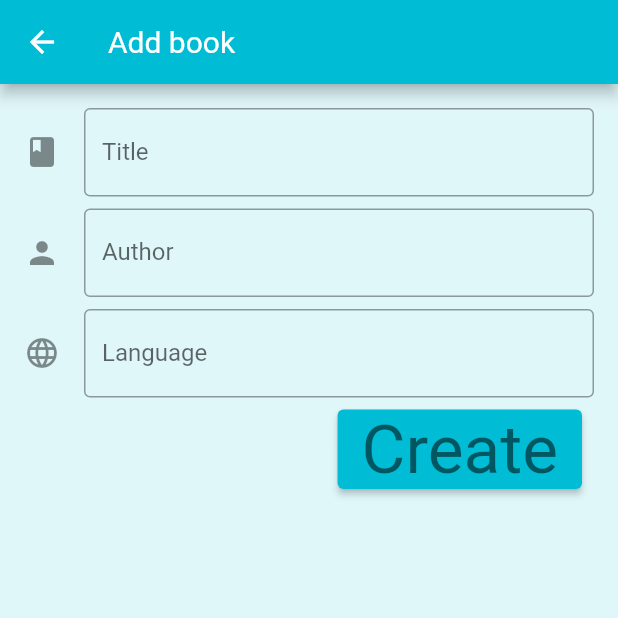
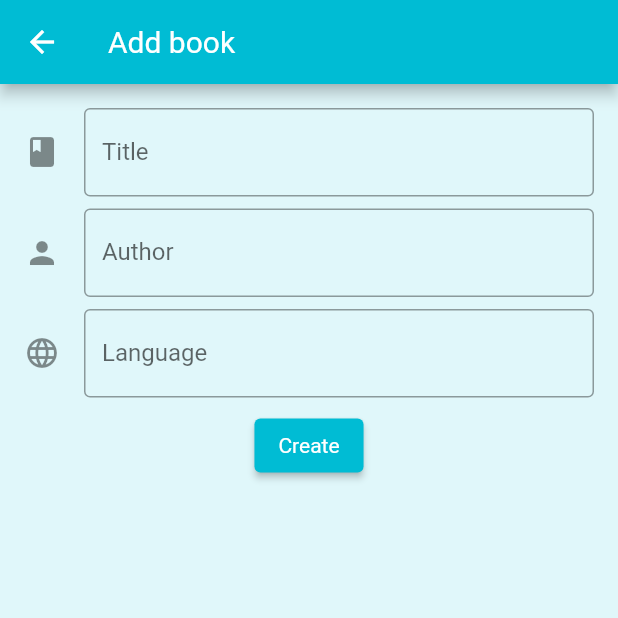
Before and after one commit to kurjakrichard/flutibre, a Flutter app: the AddEditPage screen opened by its route, on a phone screen of 412 x 824 dp, the top half of it. Run offline on Flutter 3.47's test engine with Material 2 defaults, Android fonts, the phone set to English and light mode, and no system bars; drawn by our look-alikes of flutter_form_builder; our stand-ins replace delayed_display, equatable, file_picker, flutter_riverpod, form_field_validator, open_filex and 2 more; missing offline and left inert: pluto_grid, sqlite3; accounts and stored records are empty; generated files the repository leaves out were written again.

Commit message:
refaktor code

```diff
--- a/lib/main.dart
+++ b/lib/main.dart
@@ -69,7 +69,7 @@ class Flutibre extends StatelessWidget {
                 '/': (context) =>
                     isMetadataDb ? const HomePage() : const SettingsPage(),
                 '/homepage': (context) => const HomePage(),
-                '/bookdetailspage': (context) => BookDetailsPage(),
+                '/bookdetailspage': (context) => const BookDetailsPage(),
                 '/settings': (context) => const SettingsPage(),
                 '/addpage': (context) => const AddEditPage(
                       title: 'Add book',
--- a/lib/model/book.dart
+++ b/lib/model/book.dart
@@ -6,7 +6,7 @@ import 'data.dart';
 
 // ignore: must_be_immutable
 class Book extends Equatable {
-  final int? id;
+  int? id;
   final String title;
   final String sort;
   final String timestamp;
@@ -24,8 +24,7 @@ class Book extends Equatable {
   Comment? comment;
 
   Book(
-      {this.id = 0,
-      this.title = '',
+      {this.title = '',
       this.sort = '',
       this.timestamp = '',
       this.pubdate = '',
--- a/lib/pages/add_edit_page.dart
+++ b/lib/pages/add_edit_page.dart
@@ -3,7 +3,7 @@ import 'package:flutter_form_builder/flutter_form_builder.dart';
 import 'package:flutter_gen/gen_l10n/app_localizations.dart';
 import 'package:flutter_riverpod/flutter_riverpod.dart';
 import 'package:form_field_validator/form_field_validator.dart';
-
+import '../model/author.dart';
 import '../model/book.dart';
 import '../model/comment.dart';
 import '../providers/booklist_provider.dart';
@@ -14,7 +14,6 @@ class AddEditPage extends ConsumerWidget {
 
   @override
   Widget build(BuildContext context, WidgetRef ref) {
-    int size = MediaQuery.of(context).size.width.round();
     return WillPopScope(
       onWillPop: () async {
         var result = await showDialog(
@@ -46,16 +45,14 @@ class AddEditPage extends ConsumerWidget {
         appBar: AppBar(
           title: Text(title),
         ),
-            body: Center(
-              child: Container(
-                width: 600,
-                alignment: Alignment.center,
-                child: Padding(
+        body: Padding(
           padding: const EdgeInsets.all(16),
           child: FormBuilder(
             child: Column(
               children: [
-                        FormBuilderTextField(
+                Padding(
+                  padding: const EdgeInsets.only(bottom: 8),
+                  child: FormBuilderTextField(
                     name: 'title',
                     decoration: InputDecoration(
                         icon: const Icon(Icons.book),
@@ -64,11 +61,11 @@ class AddEditPage extends ConsumerWidget {
                         border: const OutlineInputBorder()),
                     keyboardType: TextInputType.text,
                     validator: MinLengthValidator(1,
-                              errorText:
-                                  AppLocalizations.of(context)!.titlerequired),
+                        errorText: AppLocalizations.of(context)!.titlerequired),
+                  ),
                 ),
                 Padding(
-                          padding: const EdgeInsets.only(top: 8.0, bottom: 8.0),
+                  padding: const EdgeInsets.only(bottom: 8),
                   child: FormBuilderTextField(
                     name: 'author',
                     decoration: InputDecoration(
@@ -78,11 +75,13 @@ class AddEditPage extends ConsumerWidget {
                         border: const OutlineInputBorder()),
                     keyboardType: TextInputType.name,
                     validator: MinLengthValidator(1,
-                                errorText: AppLocalizations.of(context)!
-                                    .authorrequired),
+                        errorText:
+                            AppLocalizations.of(context)!.authorrequired),
                   ),
                 ),
-                        FormBuilderTextField(
+                Padding(
+                  padding: const EdgeInsets.only(bottom: 8),
+                  child: FormBuilderTextField(
                     name: 'language',
                     decoration: InputDecoration(
                         icon: const Icon(Icons.language),
@@ -91,30 +90,27 @@ class AddEditPage extends ConsumerWidget {
                         border: const OutlineInputBorder()),
                     keyboardType: TextInputType.text,
                     validator: MinLengthValidator(1,
-                              errorText: AppLocalizations.of(context)!
-                                  .languagerequired),
+                        errorText:
+                            AppLocalizations.of(context)!.languagerequired),
                   ),
-                        Align(
-                          alignment: Alignment.centerRight,
-                          child: Padding(
-                            padding: const EdgeInsets.all(8.0),
-                            child: Builder(builder: (context) {
+                ),
+                Builder(builder: (context) {
                   return ElevatedButton(
                       child: Text(
                         AppLocalizations.of(context)!.create,
-                                      style: Theme.of(context)
-                                          .textTheme
-                                          .displaySmall),
+                      ),
                       onPressed: () {
                         var form = FormBuilder.of(context)!;
 
                         if (form.saveAndValidate()) {
                           var book = Book(
                               title: form.value['title']!,
-                                          authors: [form.value['author']],
+                              authors: [
+                                Author(id: 1, name: form.value['author'])
+                              ],
                               author_sort: form.value['author'],
-                                          comment: Comment(),
-                                          formats: [],
+                              comment: const Comment(book: 1, id: 1, text: ''),
+                              formats: const [],
                               has_cover: 0,
                               isbn: '',
                               last_modified: '',
@@ -124,20 +120,17 @@ class AddEditPage extends ConsumerWidget {
                               series_index: 0,
                               sort: '',
                               timestamp: '');
-                                      ref
-                                          .read(bookListProvider.notifier)
-                                          .editBook(book);
+                          print(book.id);
+                          ref.read(bookListProvider.notifier).insertBook(book);
                           Navigator.pop(context);
                         }
                       });
-                            }),
-                          ),
-                        )
+                })
               ],
             ),
           ),
         ),
       ),
-            )));
+    );
   }
 }
--- a/lib/providers/booklist_provider.dart
+++ b/lib/providers/booklist_provider.dart
@@ -31,7 +31,6 @@ class BookListNotifier extends StateNotifier<BookListState> {
         );
       }
     } catch (e) {
-      print(e);
       state = BookListFailure();
       throw Exception();
     }
@@ -52,7 +51,7 @@ class BookListNotifier extends StateNotifier<BookListState> {
       }
     } catch (e) {
       state = BookListFailure();
-      throw Exception();
+      throw Exception(e);
     }
   }
 
@@ -67,7 +66,7 @@ class BookListNotifier extends StateNotifier<BookListState> {
     }
   }
 
-  Future<void> editBook(Book book) async {
+  Future<void> insertBook(Book book) async {
     Book newBook = book;
     state = BookListLoading();
     try {
```
Also changed, not shown: lib/pages/book_details_page.dart (+25 -44 lines), lib/repository/database_handler.dart (+15 -12 lines). Lines whose indentation alone changed are shown as unchanged.
